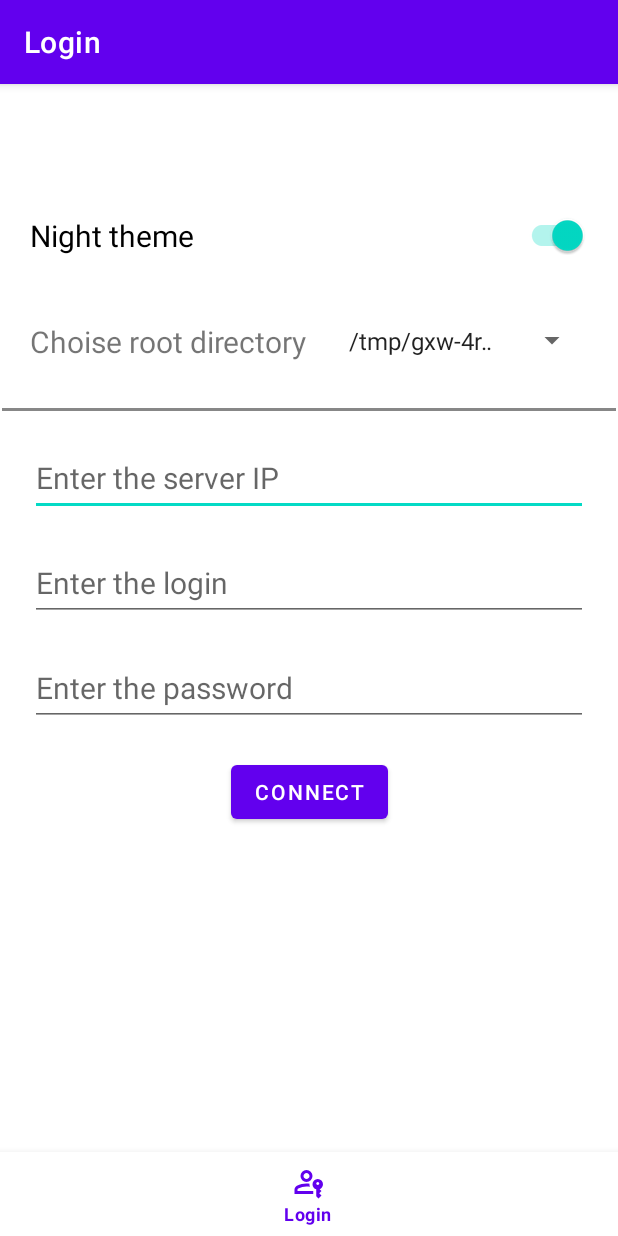
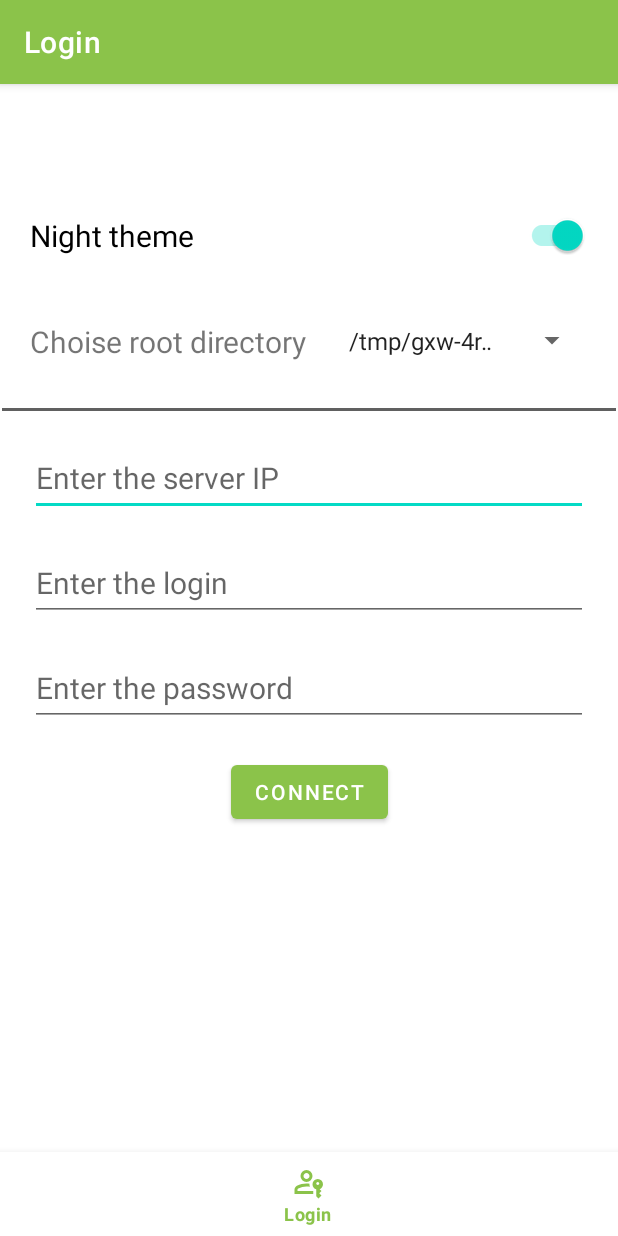
Before and after one commit to Nakama3942/FTES, an Android app: the screen it shows after launch (MainActivity), on a phone screen of 412 x 824 dp. Run offline under Robolectric (Android 15) with nearby library versions, the phone set to English and light mode, and no system bars; our stand-ins replace navigation-ui.

Commit message:
Fixed the graphic bug

```diff
--- a/FTPAndClient/app/src/main/res/values-night/themes.xml
+++ b/FTPAndClient/app/src/main/res/values-night/themes.xml
@@ -2,8 +2,8 @@
     <!-- Base application theme. -->
     <style name="Theme.FTPAndClient" parent="Theme.MaterialComponents.DayNight.DarkActionBar">
         <!-- Primary brand color. -->
-        <item name="colorPrimary">@color/purple_200</item>
-        <item name="colorPrimaryVariant">@color/purple_700</item>
+        <item name="colorPrimary">@color/green_300</item>
+        <item name="colorPrimaryVariant">@color/green_700</item>
         <item name="colorOnPrimary">@color/black</item>
         <!-- Secondary brand color. -->
         <item name="colorSecondary">@color/teal_200</item>
--- a/FTPAndClient/app/src/main/res/values/colors.xml
+++ b/FTPAndClient/app/src/main/res/values/colors.xml
@@ -1,11 +1,11 @@
 <?xml version="1.0" encoding="utf-8"?>
 <resources>
-    <color name="purple_200">#FFBB86FC</color>
-    <color name="purple_500">#FF6200EE</color>
-    <color name="purple_700">#FF3700B3</color>
+    <color name="green_300">#FFAED581</color>
+    <color name="green_500">#FF8BC34A</color>
+    <color name="green_700">#FF689F38</color>
     <color name="teal_200">#FF03DAC5</color>
     <color name="teal_700">#FF018786</color>
     <color name="black">#FF000000</color>
-    <color name="gray">#FF878787</color>
+    <color name="gray">#FF606060</color>
     <color name="white">#FFFFFFFF</color>
 </resources>
--- a/FTPAndClient/app/src/main/res/values/themes.xml
+++ b/FTPAndClient/app/src/main/res/values/themes.xml
@@ -2,8 +2,8 @@
     <!-- Base application theme. -->
     <style name="Theme.FTPAndClient" parent="Theme.MaterialComponents.DayNight.DarkActionBar">
         <!-- Primary brand color. -->
-        <item name="colorPrimary">@color/purple_500</item>
-        <item name="colorPrimaryVariant">@color/purple_700</item>
+        <item name="colorPrimary">@color/green_500</item>
+        <item name="colorPrimaryVariant">@color/green_700</item>
         <item name="colorOnPrimary">@color/white</item>
         <!-- Secondary brand color. -->
         <item name="colorSecondary">@color/teal_200</item>
```
Also changed, not shown: FTPAndClient/app/src/main/res/layout/fragment_file.xml (+13 -0 lines).
